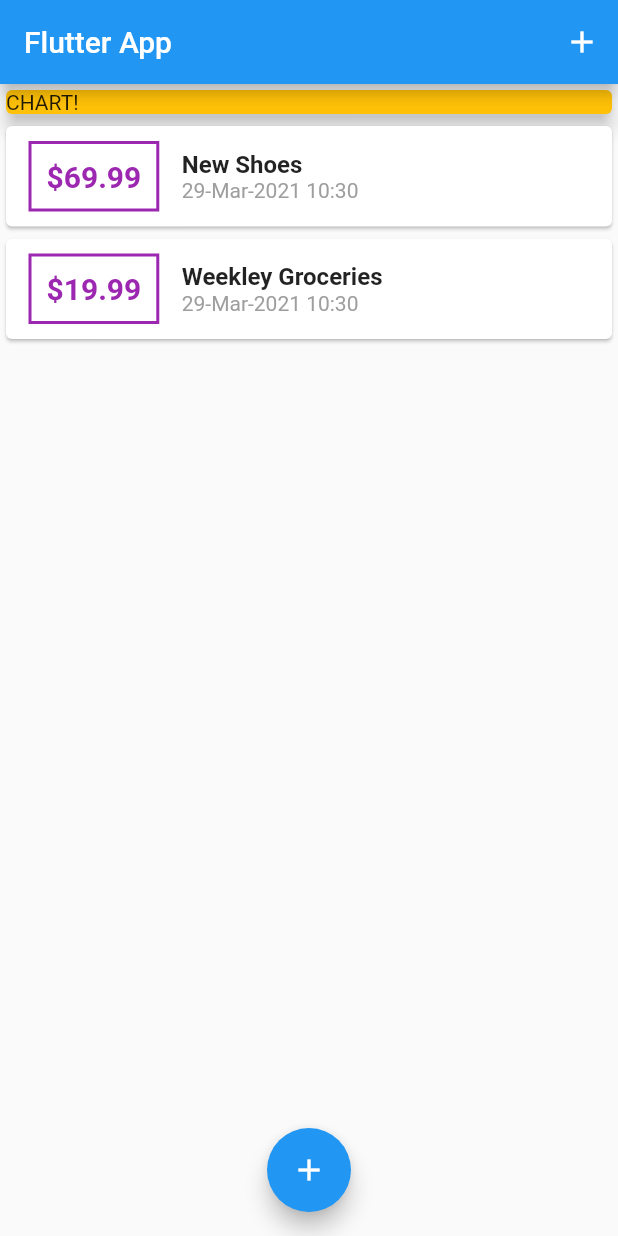
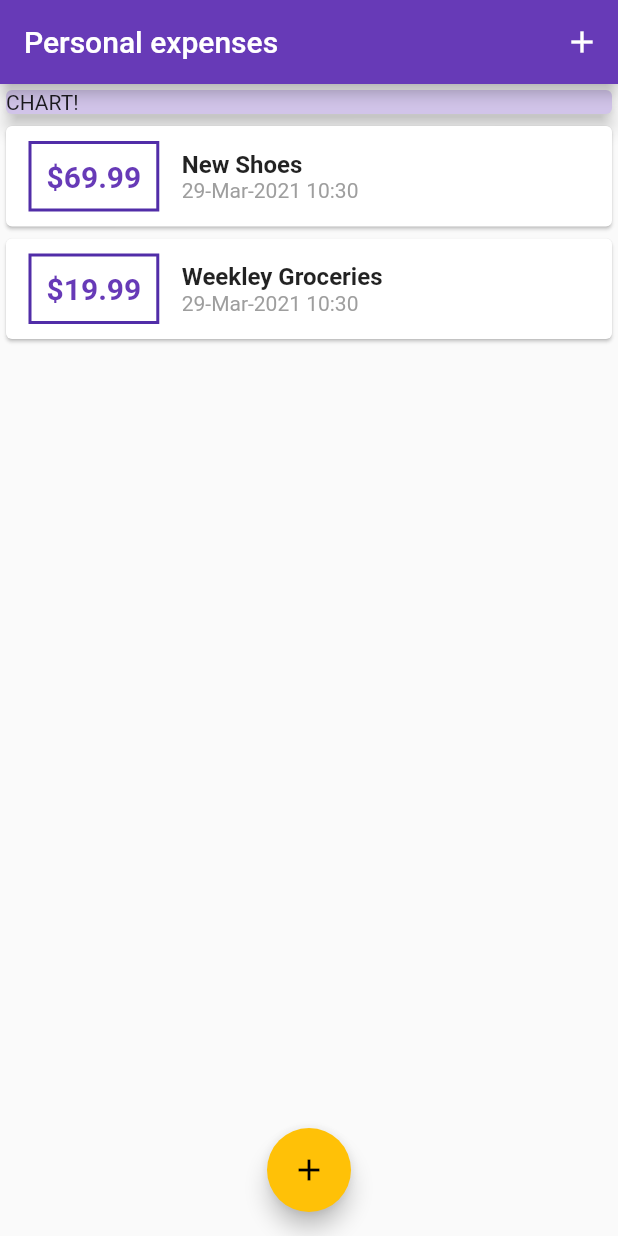
Before and after one commit to mfrandes/expense_planner, a Flutter app: the screen it shows after launch, on a phone screen of 412 x 824 dp. Run offline on Flutter 3.47's test engine with Material 2 defaults, Android fonts, the phone set to English and light mode, and no system bars.

Commit message:
Add global primary color and accent color

```diff
--- a/lib/main.dart
+++ b/lib/main.dart
@@ -10,7 +10,11 @@ class MyApp extends StatelessWidget {
   @override
   Widget build(BuildContext context) {
     return MaterialApp(
-      title: 'Expense App',
+      title: 'Personal expenses',
+      theme: ThemeData(
+        primarySwatch: Colors.deepPurple,
+        accentColor: Colors.amber,
+      ),
       home: MyHomePage(),
     );
   }
@@ -69,7 +73,7 @@ class _MyHomePageState extends State<MyHomePage> {
   Widget build(BuildContext context) {
     return Scaffold(
       appBar: AppBar(
-        title: Text('Flutter App'),
+        title: Text('Personal expenses'),
         actions: <Widget>[
           IconButton(
             icon: Icon(Icons.add),
@@ -87,7 +91,7 @@ class _MyHomePageState extends State<MyHomePage> {
             Container(
               width: double.infinity,
               child: Card(
-                color: Colors.amber,
+                color: Theme.of(context).primaryColorLight,
                 child: Text('CHART!'),
                 elevation: 5,
               ),
--- a/lib/widgets/transaction_list.dart
+++ b/lib/widgets/transaction_list.dart
@@ -23,7 +23,7 @@ class TransactionList extends StatelessWidget {
                   ),
                   decoration: BoxDecoration(
                     border: Border.all(
-                      color: Colors.purple,
+                      color: Theme.of(context).primaryColorDark,
                       width: 2,
                     ),
                   ),
@@ -33,7 +33,7 @@ class TransactionList extends StatelessWidget {
                     style: TextStyle(
                         fontWeight: FontWeight.bold,
                         fontSize: 20,
-                        color: Colors.purple),
+                        color: Theme.of(context).primaryColor),
                   ),
                 ),
                 Column(
```
